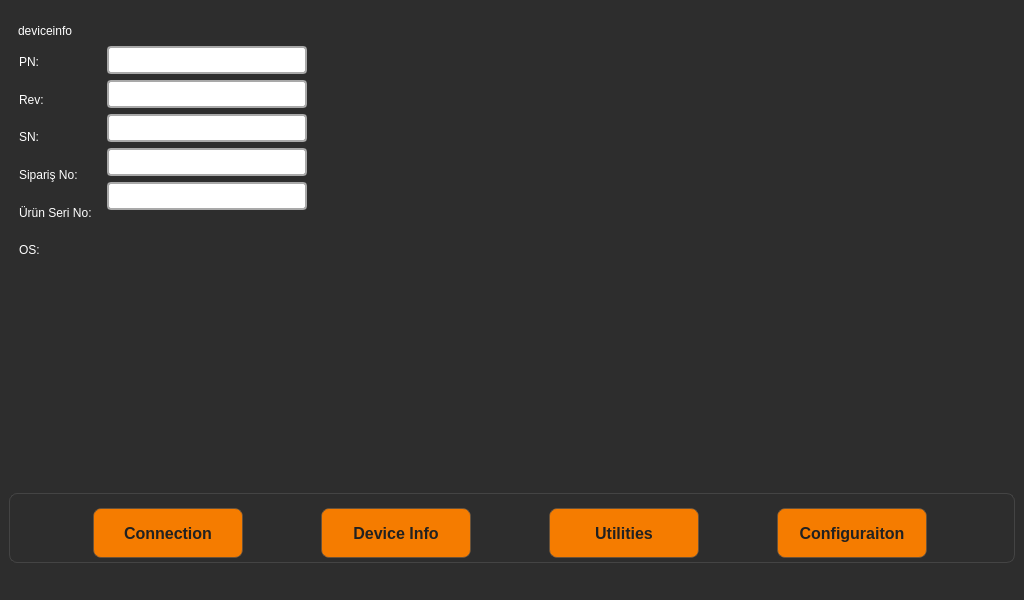
First picture: the form in mainwindow.ui, repository xemreyayla/mte-toolbox, before the edit.
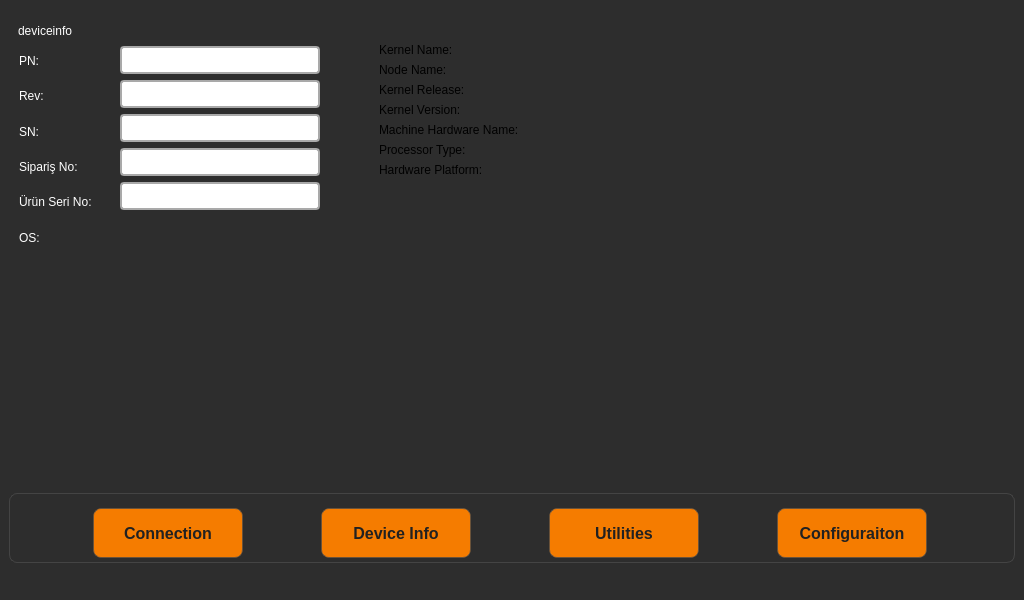
Second picture: the form after the edit.

Commit message: uname command version updated

```diff
--- a/mainwindow.ui
+++ b/mainwindow.ui
@@ -103,13 +103,13 @@
          <string>deviceinfo</string>
         </property>
        </widget>
-       <widget class="QWidget" name="">
+       <widget class="QWidget" name="layoutWidget">
         <property name="geometry">
          <rect>
           <x>10</x>
           <y>33</y>
-          <width>288</width>
-          <height>220</height>
+          <width>301</width>
+          <height>206</height>
          </rect>
         </property>
         <layout class="QHBoxLayout" name="horizontalLayout_2">
@@ -290,6 +290,124 @@
          </item>
         </layout>
        </widget>
+       <widget class="QWidget" name="">
+        <property name="geometry">
+         <rect>
+          <x>370</x>
+          <y>30</y>
+          <width>451</width>
+          <height>201</height>
+         </rect>
+        </property>
+        <layout class="QFormLayout" name="formLayout_5">
+         <item row="0" column="0">
+          <layout class="QFormLayout" name="formLayout_2">
+           <item row="0" column="0">
+            <widget class="QLabel" name="kernelNameLabel">
+             <property name="text">
+              <string>Kernel Name:</string>
+             </property>
+            </widget>
+           </item>
+           <item row="1" column="0">
+            <widget class="QLabel" name="nodeNameLabel">
+             <property name="text">
+              <string>Node Name:</string>
+             </property>
+            </widget>
+           </item>
+           <item row="2" column="0">
+            <widget class="QLabel" name="kernelReleaseLabel">
+             <property name="text">
+              <string>Kernel Release:</string>
+             </property>
+            </widget>
+           </item>
+           <item row="3" column="0">
+            <widget class="QLabel" name="kernelVersionLabel">
+             <property name="text">
+              <string>Kernel Version:</string>
+             </property>
+            </widget>
+           </item>
+           <item row="4" column="0">
+            <widget class="QLabel" name="machineHardwareLabel">
+             <property name="text">
+              <string>Machine Hardware Name:</string>
+             </property>
+            </widget>
+           </item>
+           <item row="5" column="0">
+            <widget class="QLabel" name="processorTypeLabel">
+             <property name="text">
+              <string>Processor Type:</string>
+             </property>
+            </widget>
+           </item>
+           <item row="6" column="0">
+            <widget class="QLabel" name="hardwarePlatformLabel">
+             <property name="text">
+              <string>Hardware Platform:</string>
+             </property>
+            </widget>
+           </item>
+          </layout>
+         </item>
+         <item row="0" column="1">
+          <layout class="QFormLayout" name="formLayout_3">
+           <item row="0" column="0">
+            <widget class="QLabel" name="kernelnOLabel">
+             <property name="text">
+              <string/>
+             </property>
+            </widget>
+           </item>
+           <item row="1" column="0">
+            <widget class="QLabel" name="nodenOLabel">
+             <property name="text">
+              <string/>
+             </property>
+            </widget>
+           </item>
+           <item row="2" column="0">
+            <widget class="QLabel" name="kernelrOLabel">
+             <property name="text">
+              <string/>
+             </property>
+            </widget>
+           </item>
+           <item row="3" column="0">
+            <widget class="QLabel" name="kernelvOLabel">
+             <property name="text">
+              <string/>
+             </property>
+            </widget>
+           </item>
+           <item row="4" column="0">
+            <widget class="QLabel" name="machinehOLabel">
+             <property name="text">
+              <string/>
+             </property>
+            </widget>
+           </item>
+           <item row="5" column="0">
+            <widget class="QLabel" name="processtOLabel">
+             <property name="text">
+              <string/>
+             </property>
+            </widget>
+           </item>
+           <item row="6" column="0">
+            <widget class="QLabel" name="hardwarepOlabel">
+             <property name="text">
+              <string/>
+             </property>
+            </widget>
+           </item>
+          </layout>
+         </item>
+        </layout>
+       </widget>
       </widget>
       <widget class="QWidget" name="ConfigurationPage">
        <widget class="QLabel" name="configurationLabel">
```
The commit also changes 2 other files.
